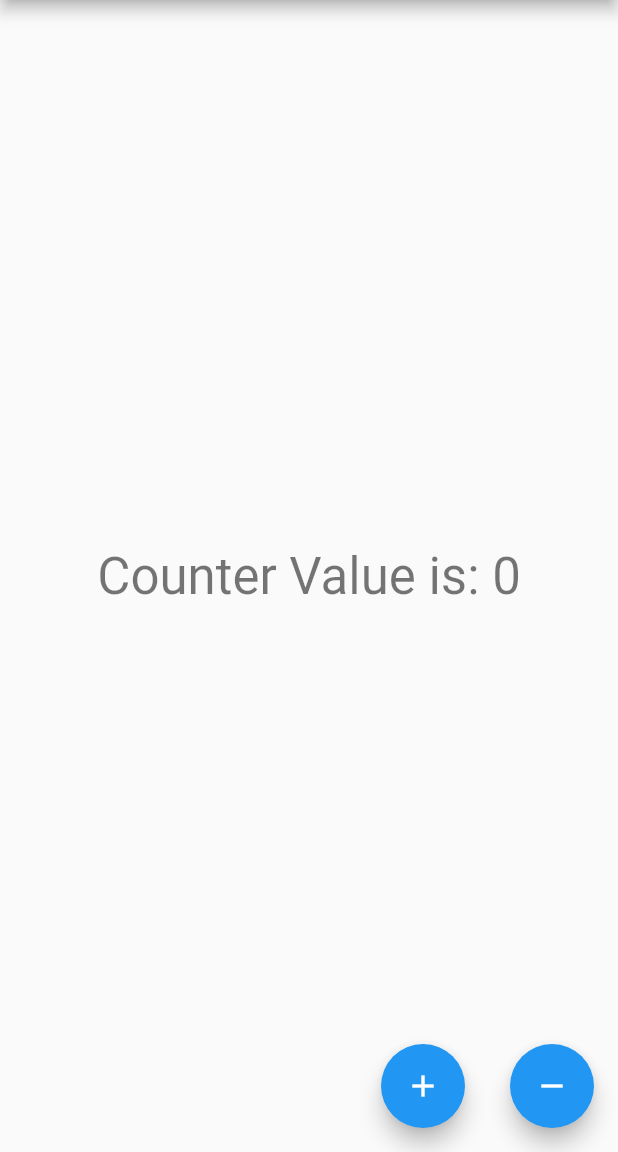
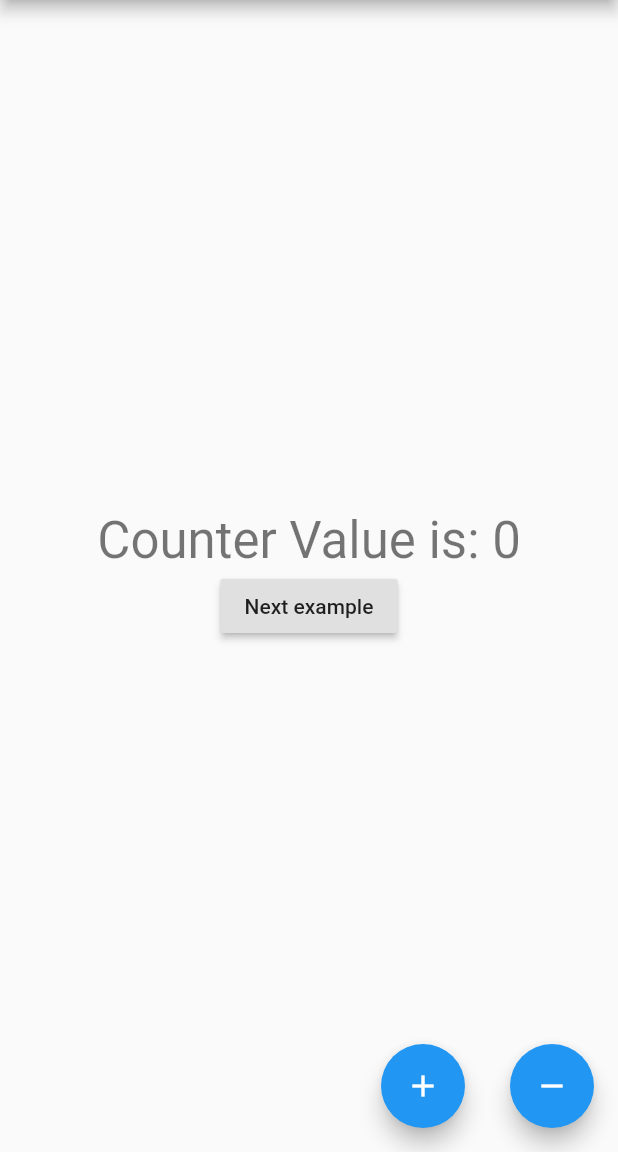
Before and after one commit to FrazileDevelopers/flutter-provider-example, a Flutter app: the screen it shows after launch, on a phone screen of 412 x 824 dp, the part 84-1236 px from its top. Run offline on Flutter 3.47's test engine with Material 2 defaults, Android fonts, the phone set to English and light mode, and no system bars.

```diff
--- a/lib/main.dart
+++ b/lib/main.dart
@@ -1,29 +1,32 @@
 import 'package:flutter/material.dart';
 import 'package:provider/provider.dart';
 import 'model/counter.dart';
+import 'model/name.dart';
 import 'screen/first.dart';
 import 'screen/second.dart';
 void main() => runApp(MyApp());
 
 class MyApp extends StatelessWidget {
   // This widget is the root of your application.
+
   @override
   Widget build(BuildContext context) {
-    return MaterialApp(
+    return MultiProvider(
+      providers: [
+        ChangeNotifierProvider<CounterModel>(builder: (_)=>CounterModel()),
+        ChangeNotifierProvider<NameModel>(builder: (_)=>NameModel()),
+      ],
+      child: MaterialApp(
         title: 'Flutter Demo',
         theme: ThemeData(
           primarySwatch: Colors.blue,
         ),
         initialRoute: '/',
         routes: {
-        '/':(context)=> ChangeNotifierProvider<CounterModel>(
-          builder: (_)=> CounterModel(),
-          child: FirstScreen(),
+          '/':(context)=> FirstScreen(),
+          '/second':(context)=>SecondScreen(),
+        },
       ),
-        // '/':(context)=>FirstScreen(),
-        '/second': (context) => SecondScreen(),
-      },
-
     );
   }
 }
--- /dev/null
+++ b/lib/model/name.dart
@@ -0,0 +1,13 @@
+import 'package:flutter/material.dart';
+
+class NameModel with ChangeNotifier {
+  String _name = 'Tyson';
+
+  getName() => _name;
+
+  void setName(str){
+    _name = str;
+    notifyListeners();
+  }
+
+}
--- a/lib/screen/first.dart
+++ b/lib/screen/first.dart
@@ -17,6 +17,12 @@ class FirstScreen extends StatelessWidget {
               'Counter Value is: ${counterModel.getCounter()}',
               style: Theme.of(context).textTheme.display1,
             ),
+            RaisedButton(
+              child: Text('Next example'),
+              onPressed: () {
+                Navigator.pushNamed(context, '/second');
+              },
+            ),
           ],
         ),
       ),
@@ -24,16 +30,19 @@ class FirstScreen extends StatelessWidget {
         mainAxisAlignment: MainAxisAlignment.end,
         children: <Widget>[
           FloatingActionButton(
+            heroTag: "btn1",
             onPressed: () => counterModel.incrementCounter(),
             tooltip: 'Increment',
             child: Icon(Icons.add),
           ),
           SizedBox(width: 30),
           FloatingActionButton(
+            heroTag: "btn2",
             onPressed: () => counterModel.decrementCounter(),
             tooltip: 'Decrement',
             child: Icon(Icons.remove),
           ),
+
         ],
       ),
     );
```
Also changed, not shown: lib/screen/second.dart (+20 -3 lines). Lines whose indentation alone changed are shown as unchanged.
